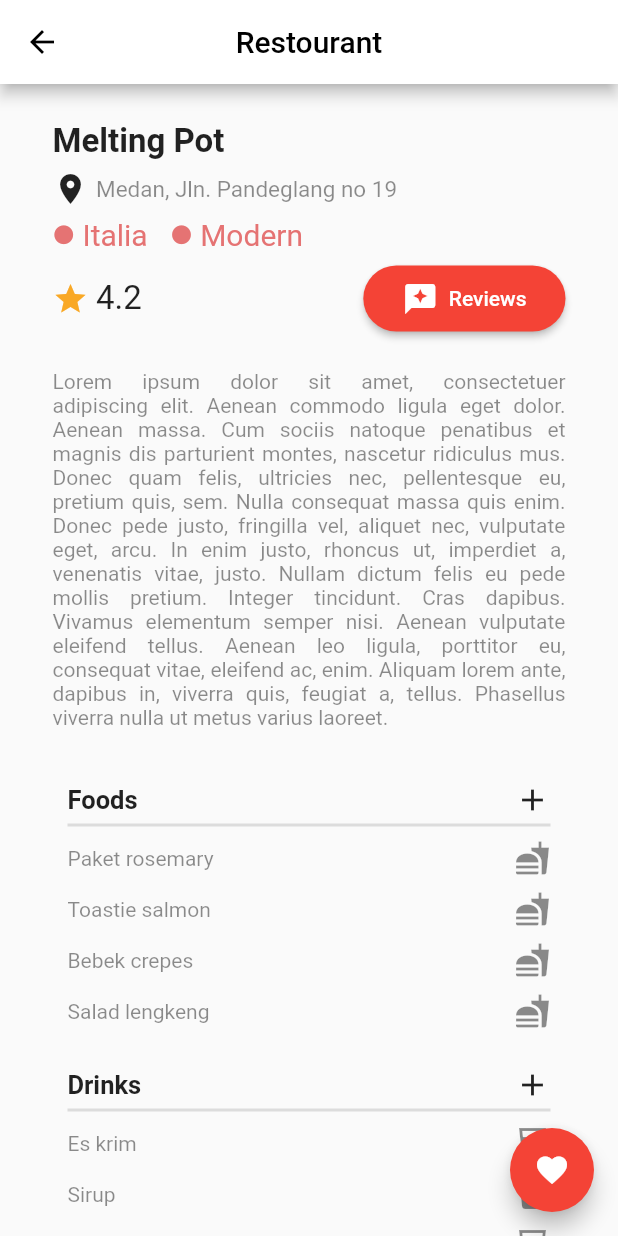
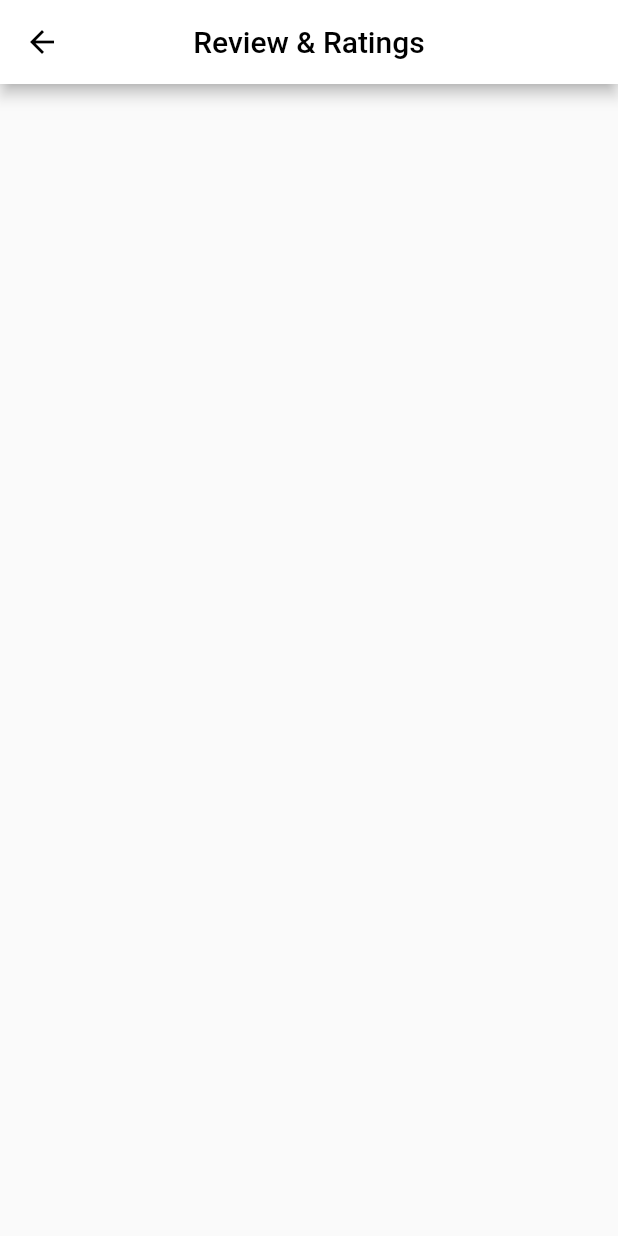
Before and after one commit to FarighMAkmalullah/listrestaurant-app, a Flutter app: the DetailRestaurant screen opened directly, after a tap on "Reviews", on a phone screen of 412 x 824 dp. Run offline on Flutter 3.47's test engine with Material 2 defaults, Android fonts, the phone set to English and light mode, and no system bars; our stand-ins replace google_fonts; network calls fail; Roboto replaces fonts that are missing (Castoro).

Commit message:
membuat halaman

```diff
--- a/restaurant_app/lib/component/detail-component.dart
+++ b/restaurant_app/lib/component/detail-component.dart
@@ -1,5 +1,6 @@
 import 'package:flutter/material.dart';
 import 'package:google_fonts/google_fonts.dart';
+import 'package:restaurant_app/screen/review-page.dart';
 
 class DetailComponent extends StatefulWidget {
   const DetailComponent({super.key});
@@ -175,7 +176,10 @@ class _DetailComponentState extends State<DetailComponent> {
                   ],
                 ),
                 ElevatedButton(
-                  onPressed: () {},
+                  onPressed: () {
+                    Navigator.of(context).push(
+                        MaterialPageRoute(builder: (_) => const ReviewPage()));
+                  },
                   style: ElevatedButton.styleFrom(
                     backgroundColor: Colors.red, // warna teks
                     shape: RoundedRectangleBorder(
@@ -225,6 +229,7 @@ class _DetailComponentState extends State<DetailComponent> {
       )
     ]);
   }
+
   Widget buildListFoods(BuildContext context) {
     int? lengthFoods = data['restaurant']?['menus']?['foods']?.length;
     return Column(
--- /dev/null
+++ b/restaurant_app/lib/screen/review-page.dart
@@ -0,0 +1,26 @@
+import 'package:flutter/material.dart';
+
+class ReviewPage extends StatefulWidget {
+  const ReviewPage({super.key});
+
+  @override
+  State<ReviewPage> createState() => _ReviewPageState();
+}
+
+class _ReviewPageState extends State<ReviewPage> {
+  @override
+  Widget build(BuildContext context) {
+    return Scaffold(
+      appBar: AppBar(
+        title: const Text(
+          "Review & Ratings",
+          style: TextStyle(color: Colors.black),
+        ),
+        iconTheme: const IconThemeData(color: Colors.black),
+        centerTitle: true,
+        backgroundColor: Colors.white,
+      ),
+      body: Container(),
+    );
+  }
+}
```
